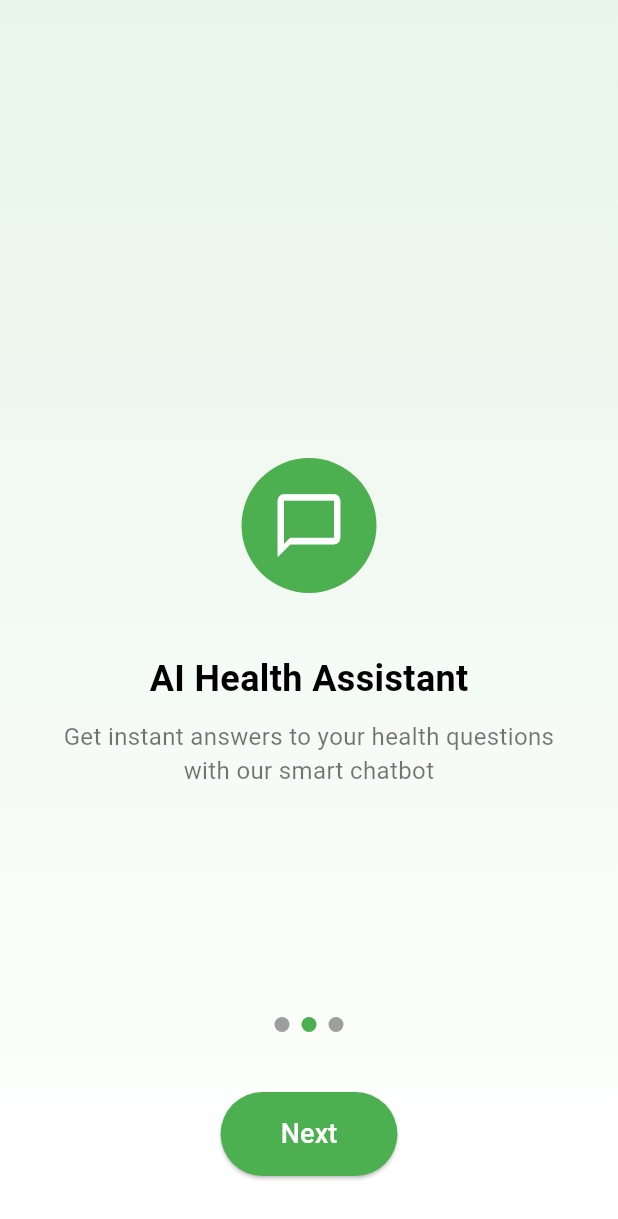
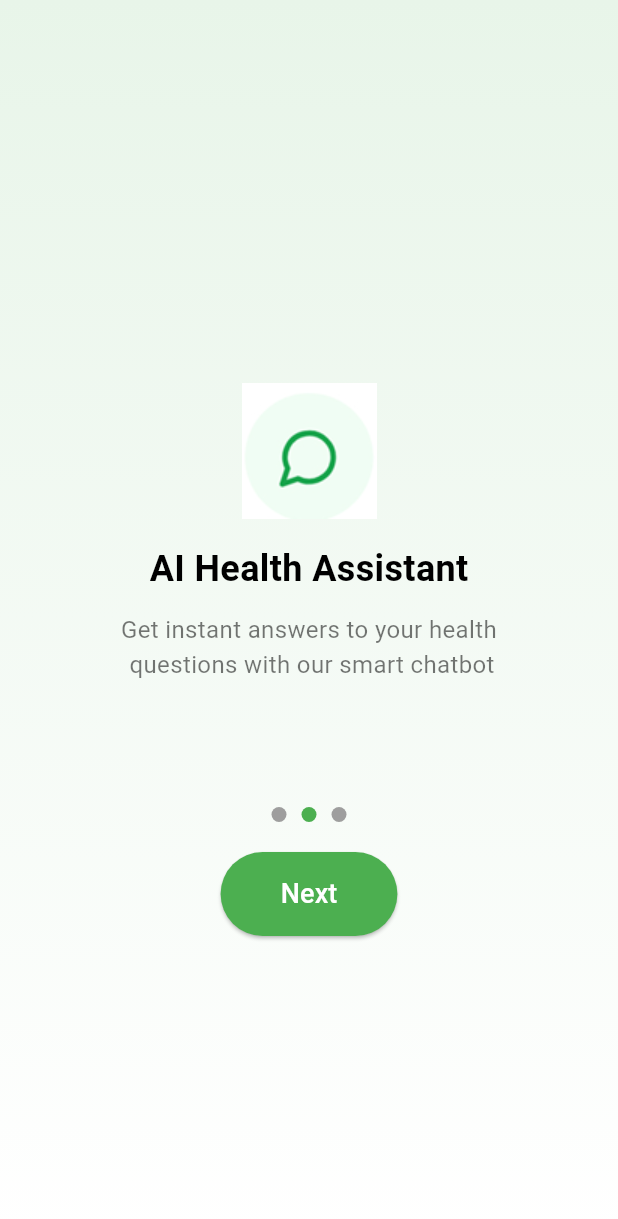
Before and after one commit to tanishqshrivas/gabru, a Flutter app: the screen it shows after launch, after a tap on "Next", on a phone screen of 412 x 824 dp. Shown: the top 1219 px of the screen. Run offline on Flutter 3.47's test engine with Material 3 defaults, Android fonts, the phone set to English and light mode, and no system bars; our stand-ins replace google_sign_in.

Commit message:
Add onboarding screens and update pubspec.yaml

```diff
--- a/lib/login_page.dart
+++ b/lib/login_page.dart
@@ -41,11 +41,11 @@ class LoginPage extends StatelessWidget {
               child: Column(
                 children: [
                   Image.asset(
-                    'assets/app_logo.png',
-                    width: 150,
-                    height: 150,
+                    'assets/logo_sanjeevika.jpeg',
+                    width: 100,
+                    height: 100,
                   ),
-                  SizedBox(height: 16),
+                  SizedBox(height: 12),
                   Text(
                     'Sanjeevika',
                     style: TextStyle(
@@ -83,14 +83,14 @@ class LoginPage extends StatelessWidget {
                 color: Colors.grey.shade700,
               ),
             ),
-            SizedBox(height: 20),
+            SizedBox(height: 12),
             Center(
               child: ElevatedButton.icon(
                 onPressed: () => _signInWithGoogle(context),
                 style: ElevatedButton.styleFrom(
                   backgroundColor: Colors.white,
                   foregroundColor: Colors.black,
-                  padding: EdgeInsets.symmetric(horizontal: 60, vertical: 20),
+                  padding: EdgeInsets.symmetric(horizontal: 50, vertical: 20),
                   shape: RoundedRectangleBorder(
                     borderRadius: BorderRadius.circular(30),
                     side: BorderSide(color: Colors.grey.shade300),
@@ -99,13 +99,13 @@ class LoginPage extends StatelessWidget {
                 ),
                 icon: Image.asset(
                   'assets/google_logo.png',
-                  height: 30,
-                  width: 30,
+                  height: 25,
+                  width: 25,
                 ),
                 label: Text(
                   "Sign in with Google",
                   style: TextStyle(
-                    fontSize: 20,
+                    fontSize: 15,
                     color: Colors.black,
                   ),
                 ),
--- a/lib/main.dart
+++ b/lib/main.dart
@@ -1,9 +1,11 @@
+
 import 'package:flutter/material.dart';
 import 'package:project/login_page.dart';
+import 'package:project/splash_screen.dart';
+import 'package:project/start_screen1.dart';
 import 'package:project/start_screen2.dart';
 import 'package:project/start_screen3.dart';
-import 'splash_screen.dart';
-import 'start_screen1.dart';
+
 
 void main() {
   runApp(MyApp());
@@ -24,24 +26,3 @@ class MyApp extends StatelessWidget {
     );
   }
 }
-
-class SplashScreen extends StatefulWidget {
-  @override
-  _SplashScreenState createState() => _SplashScreenState();
-}
-
-class _SplashScreenState extends State<SplashScreen> {
-  @override
-  void initState() {
-    super.initState();
-    // Navigate to StartScreen1 after 2 seconds
-    Future.delayed(Duration(seconds: 2), () {
-      Navigator.pushReplacementNamed(context, '/start1');
-    });
-  }
-
-  @override
-  Widget build(BuildContext context) {
-    return SplashScreenWidget();
-  }
-}
--- a/lib/splash_screen.dart
+++ b/lib/splash_screen.dart
@@ -1,13 +1,34 @@
+
 import 'package:flutter/material.dart';
+
+class SplashScreen extends StatefulWidget {
+  @override
+  _SplashScreenState createState() => _SplashScreenState();
+}
+
+class _SplashScreenState extends State<SplashScreen> {
+  @override
+  void initState() {
+    super.initState();
+    Future.delayed(Duration(seconds: 2), () {
+      Navigator.pushReplacementNamed(context, '/start1');
+    });
+  }
+
+  @override
+  Widget build(BuildContext context) {
+    return SplashScreenWidget();
+  }
+}
 
 class SplashScreenWidget extends StatelessWidget {
   @override
   Widget build(BuildContext context) {
     return Scaffold(
-      backgroundColor: Color(0xFFC8E6C9), // Light green background
+      backgroundColor: Color(0xFFC8E6C9),
       body: Center(
         child: Image.asset(
-          'assets/app_logo.png',
+          'assets/logo_sanjeevika.jpeg',
           width: 100,
           height: 100,
         ),
--- a/lib/start_screen1.dart
+++ b/lib/start_screen1.dart
@@ -5,49 +5,54 @@ class StartScreen1 extends StatelessWidget {
   Widget build(BuildContext context) {
     return Scaffold(
       body: Container(
+        width: double.infinity,
         decoration: BoxDecoration(
           gradient: LinearGradient(
             begin: Alignment.topCenter,
             end: Alignment.bottomCenter,
             colors: [
-              Color(0xFFE6F0FA), // Light blue at the top
-              Colors.white, // White at the bottom
+              Color(0xFFE6F0FA),
+              Colors.white,
             ],
           ),
         ),
         child: Column(
           mainAxisAlignment: MainAxisAlignment.center,
           children: [
-            Spacer(flex: 2),
-            // Pill icon in a blue circle
+            Spacer(flex: 3),
+
+            // Logo Circle with Image
             Container(
-              padding: EdgeInsets.all(20),
+              padding: EdgeInsets.all(30),
               decoration: BoxDecoration(
                 shape: BoxShape.circle,
-                color: Color(0xFF2196F3), // Blue circle background
+                color: Color(0xFFF1F7FE),
               ),
-              child: Icon(
-                Icons.medication,
-                size: 50,
-                color: Colors.white,
+              child: Image.asset(
+                'assets/screen1.png',
+                width: 100,
+                height: 100,
+                fit: BoxFit.contain,
               ),
             ),
-            SizedBox(height: 40),
-            // Title text
+
+            SizedBox(height: 12),
+
             Text(
               "Never Miss Your Medicine",
               style: TextStyle(
-                fontSize: 24,
-                fontWeight: FontWeight.bold,
+                fontSize: 22,
+                fontWeight: FontWeight.w600,
                 color: Colors.black,
               ),
             ),
-            SizedBox(height: 10),
-            // Subtitle text
+
+            SizedBox(height: 12),
+
             Padding(
               padding: const EdgeInsets.symmetric(horizontal: 40),
               child: Text(
-                "Get timely reminders for all your medications with smart notifications",
+                "Get timely reminders for all your\n medications with smart notifications.",
                 textAlign: TextAlign.center,
                 style: TextStyle(
                   fontSize: 16,
@@ -55,50 +60,30 @@ class StartScreen1 extends StatelessWidget {
                 ),
               ),
             ),
+
             Spacer(),
-            // Pagination dots
+
+            // Dots Indicator
             Row(
               mainAxisAlignment: MainAxisAlignment.center,
               children: [
-                Container(
-                  width: 10,
-                  height: 10,
-                  margin: EdgeInsets.symmetric(horizontal: 4),
-                  decoration: BoxDecoration(
-                    shape: BoxShape.circle,
-                    color: Color(0xFF2196F3), // Active dot (blue)
-                  ),
-                ),
-                Container(
-                  width: 10,
-                  height: 10,
-                  margin: EdgeInsets.symmetric(horizontal: 4),
-                  decoration: BoxDecoration(
-                    shape: BoxShape.circle,
-                    color: Colors.grey, // Inactive dot
-                  ),
-                ),
-                Container(
-                  width: 10,
-                  height: 10,
-                  margin: EdgeInsets.symmetric(horizontal: 4),
-                  decoration: BoxDecoration(
-                    shape: BoxShape.circle,
-                    color: Colors.grey, // Inactive dot
-                  ),
-                ),
+                _buildDot(isActive: true),
+                _buildDot(isActive: false),
+                _buildDot(isActive: false),
               ],
             ),
-            SizedBox(height: 40),
-            // Next button
+
+            SizedBox(height: 20),
+
+            // "Next" Button
             Padding(
-              padding: const EdgeInsets.only(bottom: 40),
+              padding: const EdgeInsets.only(bottom: 200),
               child: ElevatedButton(
                 onPressed: () {
                   Navigator.pushReplacementNamed(context, '/start2');
                 },
                 style: ElevatedButton.styleFrom(
-                  backgroundColor: Color(0xFF2196F3), // Blue button
+                  backgroundColor: Color(0xFF2196F3),
                   shape: RoundedRectangleBorder(
                     borderRadius: BorderRadius.circular(30),
                   ),
@@ -109,6 +94,7 @@ class StartScreen1 extends StatelessWidget {
                   style: TextStyle(
                     fontSize: 18,
                     color: Colors.white,
+                    fontWeight: FontWeight.w500,
                   ),
                 ),
               ),
@@ -118,4 +104,16 @@ class StartScreen1 extends StatelessWidget {
       ),
     );
   }
+
+  Widget _buildDot({required bool isActive}) {
+    return Container(
+      width: 10,
+      height: 10,
+      margin: EdgeInsets.symmetric(horizontal: 5),
+      decoration: BoxDecoration(
+        shape: BoxShape.circle,
+        color: isActive ? Color(0xFF2196F3) : Colors.grey[300],
+      ),
+    );
+  }
 }
--- a/lib/start_screen2.dart
+++ b/lib/start_screen2.dart
@@ -11,29 +11,28 @@ class StartScreen2 extends StatelessWidget {
             end: Alignment.bottomCenter,
             colors: [
               Color(0xFFE8F5E9), // Light green at the top
-              Colors.white, // White at the bottom
+              Colors.white,      // White at the bottom
             ],
           ),
         ),
         child: Column(
           mainAxisAlignment: MainAxisAlignment.center,
           children: [
-            Spacer(flex: 2),
-            // Chat bubble icon in a green circle
+            Spacer(flex: 3),
+
+            // Replace Icon with Image (chat bubble in green circle)
             Container(
-              padding: EdgeInsets.all(20),
+              width: 100,
+              height: 100,
               decoration: BoxDecoration(
                 shape: BoxShape.circle,
-                color: Color(0xFF4CAF50), // Green circle background
+                color: Colors.transparent,
               ),
-              child: Icon(
-                Icons.chat_bubble_outline,
-                size: 50,
-                color: Colors.white,
-              ),
+              child: Image.asset('assets/screen2.png'),
             ),
-            SizedBox(height: 40),
-            // Title text
+
+            SizedBox(height: 12),
+
             Text(
               "AI Health Assistant",
               style: TextStyle(
@@ -42,12 +41,13 @@ class StartScreen2 extends StatelessWidget {
                 color: Colors.black,
               ),
             ),
-            SizedBox(height: 10),
-            // Subtitle text
+
+            SizedBox(height: 12),
+
             Padding(
               padding: const EdgeInsets.symmetric(horizontal: 40),
               child: Text(
-                "Get instant answers to your health questions with our smart chatbot",
+                "Get instant answers to your health\n questions with our smart chatbot",
                 textAlign: TextAlign.center,
                 style: TextStyle(
                   fontSize: 16,
@@ -55,44 +55,23 @@ class StartScreen2 extends StatelessWidget {
                 ),
               ),
             ),
+
             Spacer(),
+
             // Pagination dots
             Row(
               mainAxisAlignment: MainAxisAlignment.center,
               children: [
-                Container(
-                  width: 10,
-                  height: 10,
-                  margin: EdgeInsets.symmetric(horizontal: 4),
-                  decoration: BoxDecoration(
-                    shape: BoxShape.circle,
-                    color: Colors.grey, // Inactive dot
-                  ),
-                ),
-                Container(
-                  width: 10,
-                  height: 10,
-                  margin: EdgeInsets.symmetric(horizontal: 4),
-                  decoration: BoxDecoration(
-                    shape: BoxShape.circle,
-                    color: Color(0xFF4CAF50), // Active dot (green)
-                  ),
-                ),
-                Container(
-                  width: 10,
-                  height: 10,
-                  margin: EdgeInsets.symmetric(horizontal: 4),
-                  decoration: BoxDecoration(
-                    shape: BoxShape.circle,
-                    color: Colors.grey, // Inactive dot
-                  ),
-                ),
+                _buildDot(isActive: false),
+                _buildDot(isActive: true),
+                _buildDot(isActive: false),
               ],
             ),
-            SizedBox(height: 40),
-            // Next button
+
+            SizedBox(height: 20),
+
             Padding(
-              padding: const EdgeInsets.only(bottom: 40),
+              padding: const EdgeInsets.only(bottom: 200),
               child: ElevatedButton(
                 onPressed: () {
                   Navigator.pushReplacementNamed(context, '/start3');
@@ -118,4 +97,16 @@ class StartScreen2 extends StatelessWidget {
       ),
     );
   }
+
+  Widget _buildDot({required bool isActive}) {
+    return Container(
+      width: 10,
+      height: 10,
+      margin: EdgeInsets.symmetric(horizontal: 5),
+      decoration: BoxDecoration(
+        shape: BoxShape.circle,
+        color: isActive ? Color(0xFF4CAF50) : Colors.grey,
+      ),
+    );
+  }
 }
--- a/lib/start_screen3.dart
+++ b/lib/start_screen3.dart
@@ -18,21 +18,17 @@ class StartScreen3 extends StatelessWidget {
         child: Column(
           mainAxisAlignment: MainAxisAlignment.center,
           children: [
-            Spacer(flex: 2),
-            // Shield icon in a red circle
-            Container(
-              padding: EdgeInsets.all(20),
-              decoration: BoxDecoration(
-                shape: BoxShape.circle,
-                color: Color(0xFFF44336), // Red circle background
-              ),
-              child: Icon(
-                Icons.security,
-                size: 50,
-                color: Colors.white,
-              ),
+            Spacer(flex: 3),
+
+            // Replaced shield icon with uploaded image
+            Image.asset(
+              'assets/screen3.png',
+              width: 100,
+              height: 100,
             ),
-            SizedBox(height: 40),
+
+            SizedBox(height: 12),
+
             // Title text
             Text(
               "Emergency Support",
@@ -42,12 +38,14 @@ class StartScreen3 extends StatelessWidget {
                 color: Colors.black,
               ),
             ),
-            SizedBox(height: 10),
+
+            SizedBox(height: 12),
+
             // Subtitle text
             Padding(
               padding: const EdgeInsets.symmetric(horizontal: 40),
               child: Text(
-                "Quick access to emergency contacts and medical history when needed",
+                "Quick access to emergency contacts\n and medical history when needed",
                 textAlign: TextAlign.center,
                 style: TextStyle(
                   fontSize: 16,
@@ -55,7 +53,9 @@ class StartScreen3 extends StatelessWidget {
                 ),
               ),
             ),
+
             Spacer(),
+
             // Pagination dots
             Row(
               mainAxisAlignment: MainAxisAlignment.center,
@@ -66,7 +66,7 @@ class StartScreen3 extends StatelessWidget {
                   margin: EdgeInsets.symmetric(horizontal: 4),
                   decoration: BoxDecoration(
                     shape: BoxShape.circle,
-                    color: Colors.grey, // Inactive dot
+                    color: Colors.grey,
                   ),
                 ),
                 Container(
@@ -75,7 +75,7 @@ class StartScreen3 extends StatelessWidget {
                   margin: EdgeInsets.symmetric(horizontal: 4),
                   decoration: BoxDecoration(
                     shape: BoxShape.circle,
-                    color: Colors.grey, // Inactive dot
+                    color: Colors.grey,
                   ),
                 ),
                 Container(
@@ -89,10 +89,12 @@ class StartScreen3 extends StatelessWidget {
                 ),
               ],
             ),
-            SizedBox(height: 40),
+
+            SizedBox(height: 20),
+
             // Get Started button
             Padding(
-              padding: const EdgeInsets.only(bottom: 40),
+              padding: const EdgeInsets.only(bottom: 200),
               child: ElevatedButton(
                 onPressed: () {
                   Navigator.pushReplacementNamed(context, '/sign_in');
--- a/pubspec.yaml
+++ b/pubspec.yaml
@@ -65,7 +65,10 @@ flutter:
   #   - images/a_dot_ham.jpeg
   assets:
     - assets/google_logo.png
-    - assets/app_logo.png
+    - assets/logo_sanjeevika.jpeg
+    - assets/screen1.png
+    - assets/screen2.png
+    - assets/screen3.png
 
   # An image asset can refer to one or more resolution-specific "variants", see
   # https://flutter.dev/to/resolution-aware-images
```
Also changed, not shown: assets/app_logo.png (deleted), assets/logo_sanjeevika.jpeg (added), assets/screen1.png (added), assets/screen2.png (added), assets/screen3.png (added).
